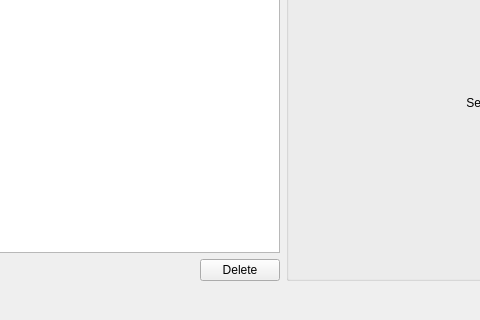
Qt form client/src/ui/dialogs/ptz_tours_dialog.ui (networkoptix/nx_open) before a commit; both pictures show x 195 to 675 and y 103 to 423 of the 956 by 423 pixel window.
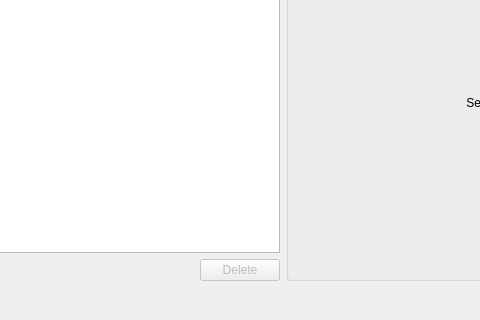
The same form after that commit. The open tabs and pages were chosen to show the change. Icons and pictures are not drawn. Custom widgets are drawn as their Qt base class.

Commit message:
Adding and removing in the Tours dialog
<==== Mercurial data ====>
Branch: improved_ptz

```diff
--- a/client/src/ui/dialogs/ptz_tours_dialog.ui
+++ b/client/src/ui/dialogs/ptz_tours_dialog.ui
@@ -71,6 +71,9 @@
          </item>
          <item>
           <widget class="QPushButton" name="deleteTourButton">
+           <property name="enabled">
+            <bool>false</bool>
+           </property>
            <property name="text">
             <string>Delete</string>
            </property>
```
Left out of the diff: 2 changed lines with no effect on the pictures. The commit also changes 3 other files.
